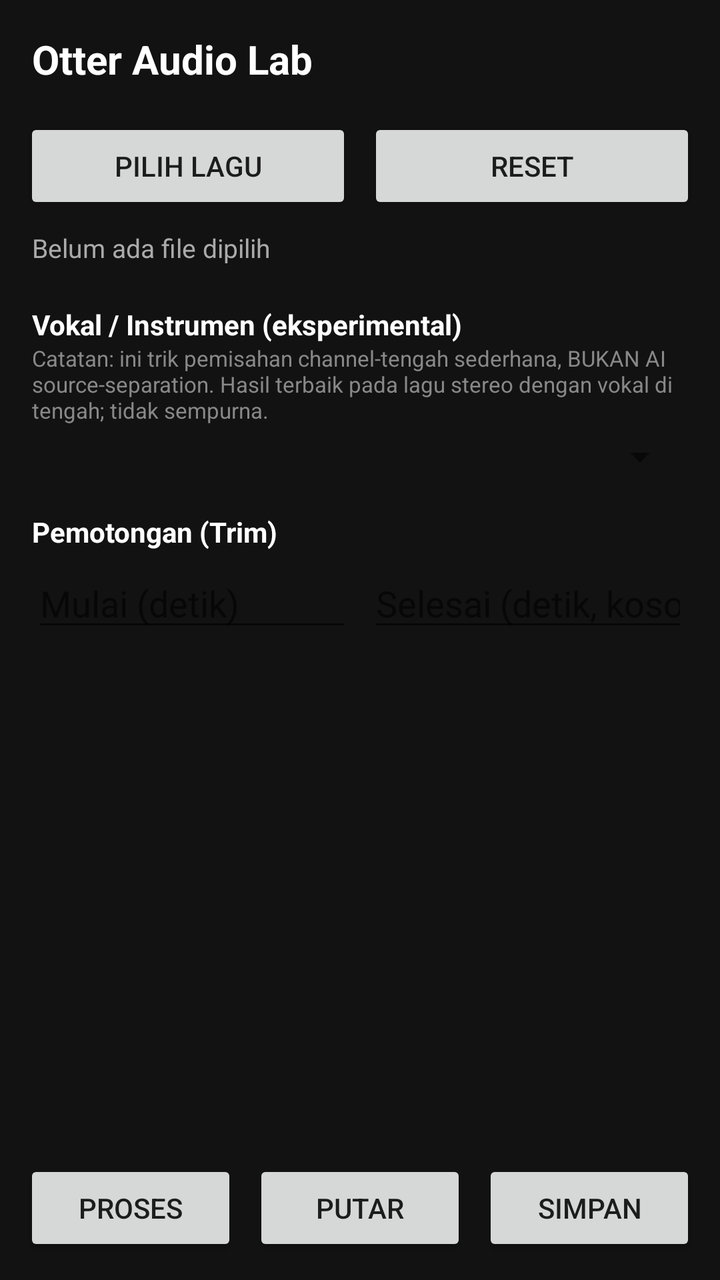
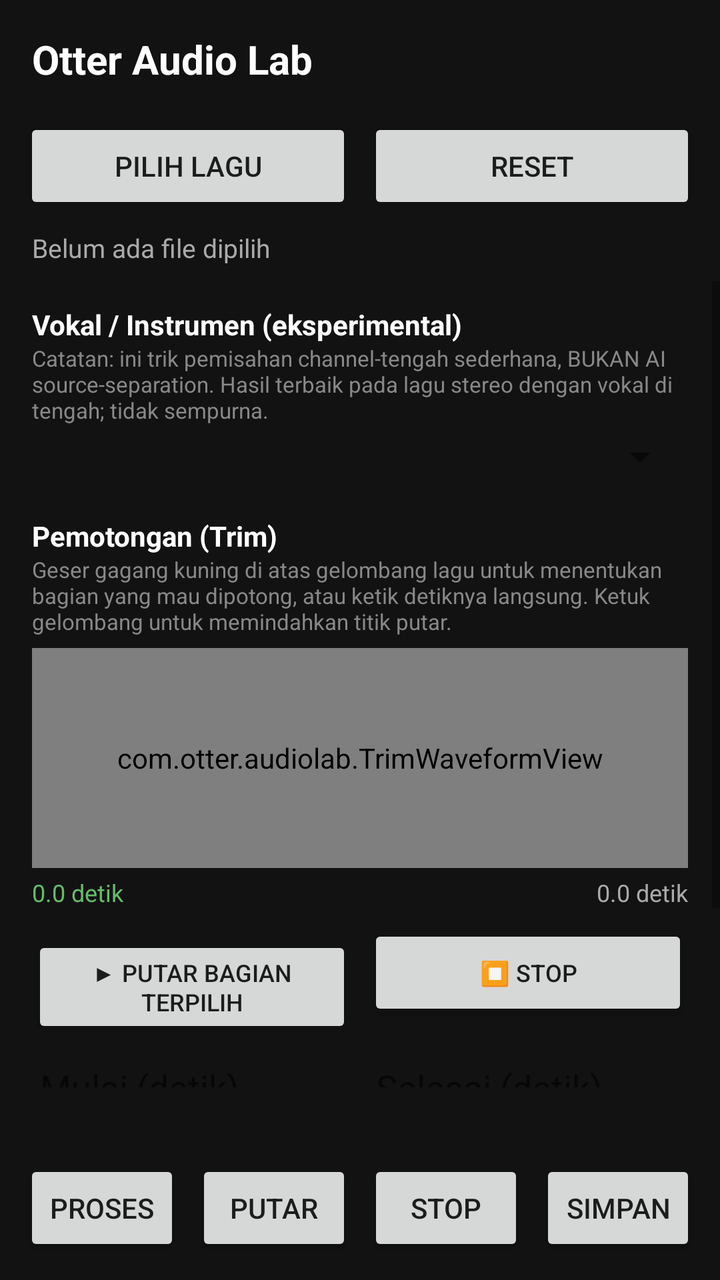

Two renders of the same Android screen: before a commit and after it. Below are the layout's source before the change and the commit's diff.
<!-- AndroidManifest.xml: application theme Theme.OtterAudioLab -->
<!-- res/layout/activity_main.xml -->
<?xml version="1.0" encoding="utf-8"?>
<LinearLayout xmlns:android="http://schemas.android.com/apk/res/android"
    android:layout_width="match_parent"
    android:layout_height="match_parent"
    android:orientation="vertical"
    android:background="#121212">

    <TextView
        android:layout_width="match_parent"
        android:layout_height="wrap_content"
        android:padding="16dp"
        android:text="Otter Audio Lab"
        android:textColor="#FFFFFF"
        android:textSize="20sp"
        android:textStyle="bold" />

    <LinearLayout
        android:layout_width="match_parent"
        android:layout_height="wrap_content"
        android:orientation="horizontal"
        android:paddingStart="12dp"
        android:paddingEnd="12dp"
        android:paddingBottom="8dp">

        <Button
            android:id="@+id/btnPick"
            android:layout_width="0dp"
            android:layout_height="wrap_content"
            android:layout_weight="1"
            android:layout_marginEnd="4dp"
            android:text="Pilih Lagu" />

        <Button
            android:id="@+id/btnReset"
            android:layout_width="0dp"
            android:layout_height="wrap_content"
            android:layout_weight="1"
            android:layout_marginStart="4dp"
            android:text="Reset" />
    </LinearLayout>

    <TextView
        android:id="@+id/txtFileName"
        android:layout_width="match_parent"
        android:layout_height="wrap_content"
        android:paddingStart="16dp"
        android:paddingEnd="16dp"
        android:paddingBottom="8dp"
        android:text="Belum ada file dipilih"
        android:textColor="#AAAAAA"
        android:textSize="13sp" />

    <ScrollView
        android:layout_width="match_parent"
        android:layout_height="0dp"
        android:layout_weight="1">

        <LinearLayout
            android:layout_width="match_parent"
            android:layout_height="wrap_content"
            android:orientation="vertical"
            android:paddingStart="16dp"
            android:paddingEnd="16dp">

            
            <LinearLayout
                android:id="@+id/effectsContainer"
                android:layout_width="match_parent"
                android:layout_height="wrap_content"
                android:orientation="vertical" />

            <TextView
                android:layout_width="match_parent"
                android:layout_height="wrap_content"
                android:layout_marginTop="12dp"
                android:text="Vokal / Instrumen (eksperimental)"
                android:textColor="#FFFFFF"
                android:textStyle="bold" />
            <TextView
                android:layout_width="match_parent"
                android:layout_height="wrap_content"
                android:text="Catatan: ini trik pemisahan channel-tengah sederhana, BUKAN AI source-separation. Hasil terbaik pada lagu stereo dengan vokal di tengah; tidak sempurna."
                android:textColor="#888888"
                android:textSize="11sp"
                android:layout_marginBottom="4dp" />
            <Spinner
                android:id="@+id/spinnerVocal"
                android:layout_width="match_parent"
                android:layout_height="wrap_content" />

            <TextView
                android:layout_width="match_parent"
                android:layout_height="wrap_content"
                android:layout_marginTop="16dp"
                android:text="Pemotongan (Trim)"
                android:textColor="#FFFFFF"
                android:textStyle="bold" />
            <LinearLayout
                android:layout_width="match_parent"
                android:layout_height="wrap_content"
                android:orientation="horizontal"
                android:layout_marginTop="4dp"
                android:layout_marginBottom="16dp">

                <EditText
                    android:id="@+id/editTrimStart"
                    android:layout_width="0dp"
                    android:layout_height="wrap_content"
                    android:layout_weight="1"
                    android:layout_marginEnd="4dp"
                    android:hint="Mulai (detik)"
                    android:inputType="numberDecimal"
                    android:textColor="#FFFFFF" />

                <EditText
                    android:id="@+id/editTrimEnd"
                    android:layout_width="0dp"
                    android:layout_height="wrap_content"
                    android:layout_weight="1"
                    android:layout_marginStart="4dp"
                    android:hint="Selesai (detik, kosongkan = akhir lagu)"
                    android:inputType="numberDecimal"
                    android:textColor="#FFFFFF" />
            </LinearLayout>

        </LinearLayout>
    </ScrollView>

    <ProgressBar
        android:id="@+id/progressBar"
        style="?android:attr/progressBarStyleHorizontal"
        android:layout_width="match_parent"
        android:layout_height="4dp"
        android:indeterminate="true"
        android:visibility="gone" />

    <TextView
        android:id="@+id/txtStatus"
        android:layout_width="match_parent"
        android:layout_height="wrap_content"
        android:padding="8dp"
        android:text=""
        android:textColor="#66BB6A"
        android:textSize="12sp" />

    <LinearLayout
        android:layout_width="match_parent"
        android:layout_height="wrap_content"
        android:orientation="horizontal"
        android:padding="12dp">

        <Button
            android:id="@+id/btnProcess"
            android:layout_width="0dp"
            android:layout_height="wrap_content"
            android:layout_weight="1"
            android:layout_marginEnd="4dp"
            android:text="Proses" />

        <Button
            android:id="@+id/btnPlay"
            android:layout_width="0dp"
            android:layout_height="wrap_content"
            android:layout_weight="1"
            android:layout_marginStart="4dp"
            android:layout_marginEnd="4dp"
            android:text="Putar" />

        <Button
            android:id="@+id/btnSave"
            android:layout_width="0dp"
            android:layout_height="wrap_content"
            android:layout_weight="1"
            android:layout_marginStart="4dp"
            android:text="Simpan" />
    </LinearLayout>

</LinearLayout>
<!-- resources referenced by this layout -->
<resources>
  <style name="Theme.OtterAudioLab" parent="Theme.MaterialComponents.DayNight.NoActionBar">
          <item name="colorPrimary">#2E7D32</item>
          <item name="colorPrimaryDark">#1B5E20</item>
          <item name="colorAccent">#66BB6A</item>
      </style>
</resources>

<!-- the commit's change to res/layout/activity_main.xml (unified diff, before → after) -->
@@ -9,7 +9,7 @@
         android:layout_width="match_parent"
         android:layout_height="wrap_content"
         android:padding="16dp"
-        android:text="Otter Audio Lab"
+        android:text="@string/app_name"
         android:textColor="#FFFFFF"
         android:textSize="20sp"
         android:textStyle="bold" />
@@ -88,18 +88,83 @@
                 android:layout_width="match_parent"
                 android:layout_height="wrap_content" />
 
-            <TextView
-                android:layout_width="match_parent"
-                android:layout_height="wrap_content"
-                android:layout_marginTop="16dp"
+            
+            <TextView
+                android:layout_width="match_parent"
+                android:layout_height="wrap_content"
+                android:layout_marginTop="18dp"
                 android:text="Pemotongan (Trim)"
                 android:textColor="#FFFFFF"
                 android:textStyle="bold" />
+            <TextView
+                android:layout_width="match_parent"
+                android:layout_height="wrap_content"
+                android:text="Geser gagang kuning di atas gelombang lagu untuk menentukan bagian yang mau dipotong, atau ketik detiknya langsung. Ketuk gelombang untuk memindahkan titik putar."
+                android:textColor="#888888"
+                android:textSize="11sp"
+                android:layout_marginBottom="6dp" />
+
+            <com.otter.audiolab.TrimWaveformView
+                android:id="@+id/trimWaveformView"
+                android:layout_width="match_parent"
+                android:layout_height="110dp"
+                android:layout_marginBottom="4dp" />
+
             <LinearLayout
                 android:layout_width="match_parent"
                 android:layout_height="wrap_content"
                 android:orientation="horizontal"
-                android:layout_marginTop="4dp"
+                android:layout_marginBottom="8dp">
+
+                <TextView
+                    android:id="@+id/txtTrimPosition"
+                    android:layout_width="0dp"
+                    android:layout_height="wrap_content"
+                    android:layout_weight="1"
+                    android:text="0.0 detik"
+                    android:textColor="#66BB6A"
+                    android:textSize="12sp" />
+
+                <TextView
+                    android:id="@+id/txtTrimDuration"
+                    android:layout_width="0dp"
+                    android:layout_height="wrap_content"
+                    android:layout_weight="1"
+                    android:gravity="end"
+                    android:text="0.0 detik"
+                    android:textColor="#AAAAAA"
+                    android:textSize="12sp" />
+            </LinearLayout>
+
+            <LinearLayout
+                android:layout_width="match_parent"
+                android:layout_height="wrap_content"
+                android:orientation="horizontal"
+                android:layout_marginBottom="8dp">
+
+                <Button
+                    android:id="@+id/btnTrimPlay"
+                    android:layout_width="0dp"
+                    android:layout_height="wrap_content"
+                    android:layout_weight="1"
+                    android:layout_marginEnd="4dp"
+                    android:textSize="12sp"
+                    android:text="▶ Putar Bagian Terpilih" />
+
+                <Button
+                    android:id="@+id/btnTrimStop"
+                    android:layout_width="0dp"
+                    android:layout_height="wrap_content"
+                    android:layout_weight="1"
+                    android:layout_marginStart="4dp"
+                    android:textSize="12sp"
+                    android:text="⏹ Stop" />
+            </LinearLayout>
+
+            <LinearLayout
+                android:layout_width="match_parent"
+                android:layout_height="wrap_content"
+                android:orientation="horizontal"
                 android:layout_marginBottom="16dp">
 
                 <EditText
@@ -118,10 +183,28 @@
                     android:layout_height="wrap_content"
                     android:layout_weight="1"
                     android:layout_marginStart="4dp"
-                    android:hint="Selesai (detik, kosongkan = akhir lagu)"
+                    android:hint="Selesai (detik)"
                     android:inputType="numberDecimal"
                     android:textColor="#FFFFFF" />
             </LinearLayout>
+
+            
+            <TextView
+                android:layout_width="match_parent"
+                android:layout_height="wrap_content"
+                android:text="Nama File Hasil Edit"
+                android:textColor="#FFFFFF"
+                android:textStyle="bold" />
+            <EditText
+                android:id="@+id/editOutputName"
+                android:layout_width="match_parent"
+                android:layout_height="wrap_content"
+                android:layout_marginTop="4dp"
+                android:layout_marginBottom="16dp"
+                android:hint="contoh: lagu_remix_saya"
+                android:inputType="text"
+                android:textColor="#FFFFFF"
+                android:text="hasil_edit" />
 
         </LinearLayout>
     </ScrollView>
@@ -147,7 +230,9 @@
         android:layout_width="match_parent"
         android:layout_height="wrap_content"
         android:orientation="horizontal"
-        android:padding="12dp">
+        android:paddingStart="12dp"
+        android:paddingEnd="12dp"
+        android:paddingTop="4dp">
 
         <Button
             android:id="@+id/btnProcess"
@@ -165,6 +250,15 @@
             android:layout_marginStart="4dp"
             android:layout_marginEnd="4dp"
             android:text="Putar" />
+
+        <Button
+            android:id="@+id/btnStop"
+            android:layout_width="0dp"
+            android:layout_height="wrap_content"
+            android:layout_weight="1"
+            android:layout_marginStart="4dp"
+            android:layout_marginEnd="4dp"
+            android:text="Stop" />
 
         <Button
             android:id="@+id/btnSave"
@@ -175,4 +269,8 @@
             android:text="Simpan" />
     </LinearLayout>
 
+    <View
+        android:layout_width="match_parent"
+        android:layout_height="12dp" />
+
 </LinearLayout>
<!-- resource entries referenced after the edit -->
@@ -1,5 +1,6 @@
 <!-- resources referenced by this layout -->
 <resources>
+  <string name="app_name">Otter Audio Lab</string>
   <style name="Theme.OtterAudioLab" parent="Theme.MaterialComponents.DayNight.NoActionBar">
           <item name="colorPrimary">#2E7D32</item>
           <item name="colorPrimaryDark">#1B5E20</item>
